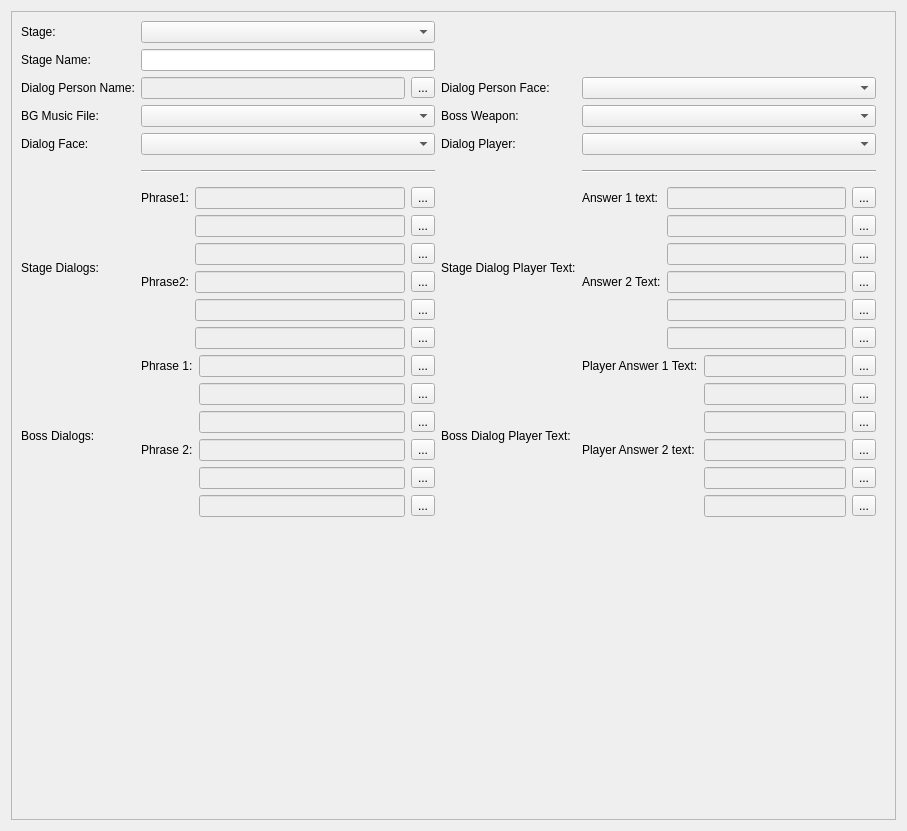
Qt form editor/mainwindow_tab/stage_edit.ui (protoman/rockbot) before a commit.
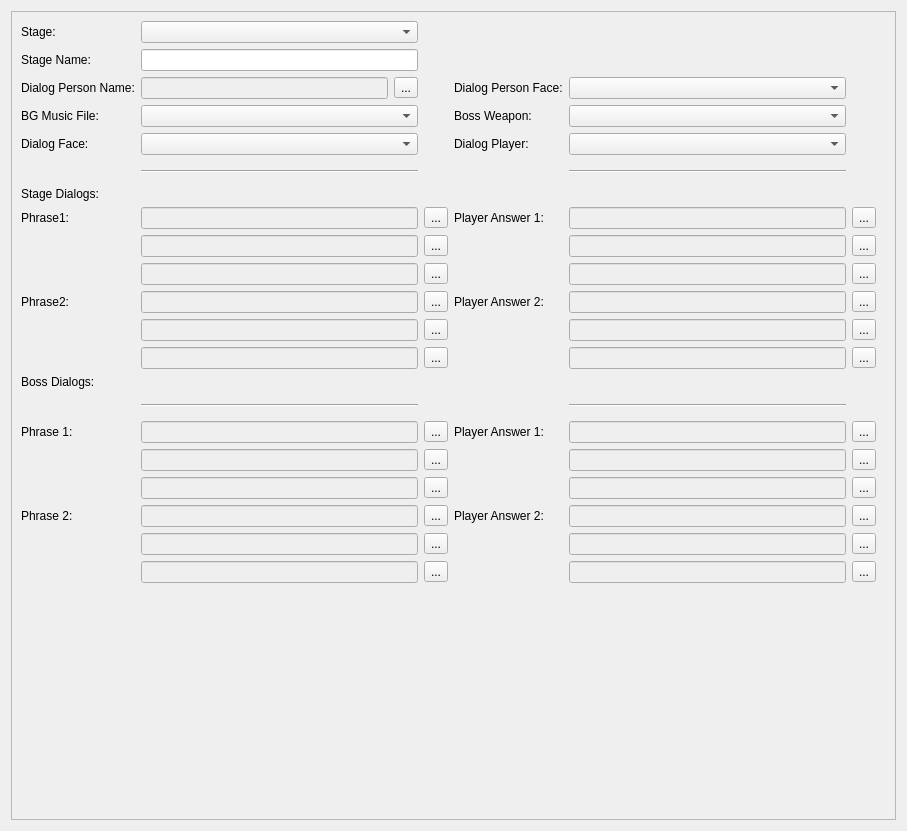
The same form after that commit.

Commit message: - fix missing player-number in dialogs string-ids - convert game to use string-ids for dialogs

What changed in the file:
```diff
--- a/editor/mainwindow_tab/stage_edit.ui
+++ b/editor/mainwindow_tab/stage_edit.ui
@@ -37,6 +37,337 @@
          <property name="bottomMargin">
           <number>10</number>
          </property>
+         <item row="11" column="2">
+          <widget class="QToolButton" name="phrase1_3_toolButton">
+           <property name="text">
+            <string>...</string>
+           </property>
+          </widget>
+         </item>
+         <item row="13" column="2">
+          <widget class="QToolButton" name="phrase2_2_toolButton">
+           <property name="text">
+            <string>...</string>
+           </property>
+          </widget>
+         </item>
+         <item row="11" column="1">
+          <widget class="QLineEdit" name="dialogs_line1_text3">
+           <property name="enabled">
+            <bool>false</bool>
+           </property>
+           <property name="maxLength">
+            <number>30</number>
+           </property>
+          </widget>
+         </item>
+         <item row="20" column="0">
+          <widget class="QLabel" name="label_24">
+           <property name="text">
+            <string>Phrase 2:</string>
+           </property>
+          </widget>
+         </item>
+         <item row="23" column="2">
+          <widget class="Line" name="line_4">
+           <property name="minimumSize">
+            <size>
+             <width>20</width>
+             <height>0</height>
+            </size>
+           </property>
+           <property name="orientation">
+            <enum>Qt::Vertical</enum>
+           </property>
+          </widget>
+         </item>
+         <item row="12" column="2">
+          <widget class="QToolButton" name="phrase2_1_toolButton">
+           <property name="text">
+            <string>...</string>
+           </property>
+          </widget>
+         </item>
+         <item row="18" column="2">
+          <widget class="QToolButton" name="boss_phrase1_2_toolButton">
+           <property name="text">
+            <string>...</string>
+           </property>
+          </widget>
+         </item>
+         <item row="8" column="0">
+          <widget class="QLabel" name="label_50">
+           <property name="text">
+            <string>Stage Dialogs:</string>
+           </property>
+          </widget>
+         </item>
+         <item row="11" column="5">
+          <widget class="QLineEdit" name="dialogs_answer1_text3">
+           <property name="enabled">
+            <bool>false</bool>
+           </property>
+           <property name="maxLength">
+            <number>30</number>
+           </property>
+          </widget>
+         </item>
+         <item row="9" column="6">
+          <widget class="QToolButton" name="answer1_1_toolButton">
+           <property name="text">
+            <string>...</string>
+           </property>
+          </widget>
+         </item>
+         <item row="15" column="0">
+          <widget class="QLabel" name="label_20">
+           <property name="text">
+            <string>Boss Dialogs:</string>
+           </property>
+          </widget>
+         </item>
+         <item row="17" column="1">
+          <widget class="QLineEdit" name="boss_dialog_text1_line1">
+           <property name="enabled">
+            <bool>false</bool>
+           </property>
+           <property name="maxLength">
+            <number>30</number>
+           </property>
+          </widget>
+         </item>
+         <item row="12" column="5">
+          <widget class="QLineEdit" name="dialogs_answer2_text1">
+           <property name="enabled">
+            <bool>false</bool>
+           </property>
+           <property name="maxLength">
+            <number>30</number>
+           </property>
+          </widget>
+         </item>
+         <item row="17" column="0">
+          <widget class="QLabel" name="label_21">
+           <property name="text">
+            <string>Phrase 1:</string>
+           </property>
+          </widget>
+         </item>
+         <item row="20" column="4">
+          <widget class="QLabel" name="label_2">
+           <property name="text">
+            <string>Player Answer 2:</string>
+           </property>
+          </widget>
+         </item>
+         <item row="21" column="5">
+          <widget class="QLineEdit" name="boss_dialog_answer2_line2">
+           <property name="enabled">
+            <bool>false</bool>
+           </property>
+           <property name="maxLength">
+            <number>30</number>
+           </property>
+          </widget>
+         </item>
+         <item row="12" column="1">
+          <widget class="QLineEdit" name="dialogs_line2_text1">
+           <property name="enabled">
+            <bool>false</bool>
+           </property>
+           <property name="maxLength">
+            <number>30</number>
+           </property>
+          </widget>
+         </item>
+         <item row="14" column="6">
+          <widget class="QToolButton" name="answer2_3_toolButton">
+           <property name="text">
+            <string>...</string>
+           </property>
+          </widget>
+         </item>
+         <item row="19" column="2">
+          <widget class="QToolButton" name="boss_phrase1_3_toolButton">
+           <property name="text">
+            <string>...</string>
+           </property>
+          </widget>
+         </item>
+         <item row="9" column="2">
+          <widget class="QToolButton" name="phrase1_1_toolButton">
+           <property name="text">
+            <string>...</string>
+           </property>
+          </widget>
+         </item>
+         <item row="9" column="1">
+          <widget class="QLineEdit" name="dialogs_line1_text1">
+           <property name="enabled">
+            <bool>false</bool>
+           </property>
+           <property name="maxLength">
+            <number>30</number>
+           </property>
+          </widget>
+         </item>
+         <item row="19" column="5">
+          <widget class="QLineEdit" name="boss_dialog_answer1_line3">
+           <property name="enabled">
+            <bool>false</bool>
+           </property>
+           <property name="maxLength">
+            <number>30</number>
+           </property>
+          </widget>
+         </item>
+         <item row="19" column="6">
+          <widget class="QToolButton" name="boss_answer1_3_toolButton">
+           <property name="text">
+            <string>...</string>
+           </property>
+          </widget>
+         </item>
+         <item row="14" column="1">
+          <widget class="QLineEdit" name="dialogs_line2_text3">
+           <property name="enabled">
+            <bool>false</bool>
+           </property>
+           <property name="maxLength">
+            <number>30</number>
+           </property>
+          </widget>
+         </item>
+         <item row="9" column="4">
+          <widget class="QLabel" name="label_55">
+           <property name="text">
+            <string>Player Answer 1:</string>
+           </property>
+          </widget>
+         </item>
+         <item row="10" column="2">
+          <widget class="QToolButton" name="phrase1_2_toolButton">
+           <property name="text">
+            <string>...</string>
+           </property>
+          </widget>
+         </item>
+         <item row="20" column="2">
+          <widget class="QToolButton" name="boss_phrase2_1_toolButton">
+           <property name="text">
+            <string>...</string>
+           </property>
+          </widget>
+         </item>
+         <item row="10" column="1">
+          <widget class="QLineEdit" name="dialogs_line1_text2">
+           <property name="enabled">
+            <bool>false</bool>
+           </property>
+           <property name="maxLength">
+            <number>30</number>
+           </property>
+          </widget>
+         </item>
+         <item row="14" column="5">
+          <widget class="QLineEdit" name="dialogs_answer2_text3">
+           <property name="enabled">
+            <bool>false</bool>
+           </property>
+           <property name="maxLength">
+            <number>30</number>
+           </property>
+          </widget>
+         </item>
+         <item row="10" column="6">
+          <widget class="QToolButton" name="answer1_2_toolButton">
+           <property name="text">
+            <string>...</string>
+           </property>
+          </widget>
+         </item>
+         <item row="9" column="5">
+          <widget class="QLineEdit" name="dialogs_answer1_text1">
+           <property name="enabled">
+            <bool>false</bool>
+           </property>
+           <property name="maxLength">
+            <number>30</number>
+           </property>
+          </widget>
+         </item>
+         <item row="12" column="4">
+          <widget class="QLabel" name="label_57">
+           <property name="text">
+            <string>Player Answer 2:</string>
+           </property>
+          </widget>
+         </item>
+         <item row="12" column="0">
+          <widget class="QLabel" name="label_5">
+           <property name="text">
+            <string>Phrase2:</string>
+           </property>
+          </widget>
+         </item>
+         <item row="11" column="6">
+          <widget class="QToolButton" name="answer1_3_toolButton">
+           <property name="text">
+            <string>...</string>
+           </property>
+          </widget>
+         </item>
+         <item row="13" column="1">
+          <widget class="QLineEdit" name="dialogs_line2_text2">
+           <property name="enabled">
+            <bool>false</bool>
+           </property>
+           <property name="maxLength">
+            <number>30</number>
+           </property>
+          </widget>
+         </item>
+         <item row="13" column="5">
+          <widget class="QLineEdit" name="dialogs_answer2_text2">
+           <property name="enabled">
+            <bool>false</bool>
+           </property>
+           <property name="maxLength">
+            <number>30</number>
+           </property>
+          </widget>
+         </item>
+         <item row="9" column="0">
+          <widget class="QLabel" name="label_51">
+           <property name="text">
+            <string>Phrase1:</string>
+           </property>
+          </widget>
+         </item>
+         <item row="17" column="5">
+          <widget class="QLineEdit" name="boss_dialog_answer1_line1">
+           <property name="enabled">
+            <bool>false</bool>
+           </property>
+           <property name="maxLength">
+            <number>30</number>
+           </property>
+          </widget>
+         </item>
+         <item row="14" column="2">
+          <widget class="QToolButton" name="phrase2_3_toolButton">
+           <property name="text">
+            <string>...</string>
+           </property>
+          </widget>
+         </item>
+         <item row="20" column="6">
+          <widget class="QToolButton" name="boss_answer2_1_toolButton">
+           <property name="text">
+            <string>...</string>
+           </property>
+          </widget>
+         </item>
          <item row="3" column="0">
           <widget class="QLabel" name="label_8">
            <property name="text">
@@ -64,249 +395,6 @@
          <item row="0" column="1">
           <widget class="QComboBox" name="stages_tab_stage_combo"/>
          </item>
-         <item row="5" column="5">
-          <widget class="QComboBox" name="stage_boss_weapon_combo"/>
-         </item>
-         <item row="9" column="1">
-          <layout class="QGridLayout" name="gridLayout_3">
-           <item row="5" column="1">
-            <widget class="QLineEdit" name="dialogs_line2_text2">
-             <property name="enabled">
-              <bool>false</bool>
-             </property>
-             <property name="maxLength">
-              <number>30</number>
-             </property>
-            </widget>
-           </item>
-           <item row="6" column="1">
-            <widget class="QLineEdit" name="dialogs_line2_text3">
-             <property name="enabled">
-              <bool>false</bool>
-             </property>
-             <property name="maxLength">
-              <number>30</number>
-             </property>
-            </widget>
-           </item>
-           <item row="4" column="0">
-            <widget class="QLabel" name="label_5">
-             <property name="text">
-              <string>Phrase2:</string>
-             </property>
-            </widget>
-           </item>
-           <item row="3" column="1">
-            <widget class="QLineEdit" name="dialogs_line1_text3">
-             <property name="enabled">
-              <bool>false</bool>
-             </property>
-             <property name="maxLength">
-              <number>30</number>
-             </property>
-            </widget>
-           </item>
-           <item row="4" column="1">
-            <widget class="QLineEdit" name="dialogs_line2_text1">
-             <property name="enabled">
-              <bool>false</bool>
-             </property>
-             <property name="maxLength">
-              <number>30</number>
-             </property>
-            </widget>
-           </item>
-           <item row="1" column="1">
-            <widget class="QLineEdit" name="dialogs_line1_text1">
-             <property name="enabled">
-              <bool>false</bool>
-             </property>
-             <property name="maxLength">
-              <number>30</number>
-             </property>
-            </widget>
-           </item>
-           <item row="2" column="1">
-            <widget class="QLineEdit" name="dialogs_line1_text2">
-             <property name="enabled">
-              <bool>false</bool>
-             </property>
-             <property name="maxLength">
-              <number>30</number>
-             </property>
-            </widget>
-           </item>
-           <item row="1" column="0">
-            <widget class="QLabel" name="label_51">
-             <property name="text">
-              <string>Phrase1:</string>
-             </property>
-            </widget>
-           </item>
-           <item row="1" column="2">
-            <widget class="QToolButton" name="phrase1_1_toolButton">
-             <property name="text">
-              <string>...</string>
-             </property>
-            </widget>
-           </item>
-           <item row="2" column="2">
-            <widget class="QToolButton" name="phrase1_2_toolButton">
-             <property name="text">
-              <string>...</string>
-             </property>
-            </widget>
-           </item>
-           <item row="3" column="2">
-            <widget class="QToolButton" name="phrase1_3_toolButton">
-             <property name="text">
-              <string>...</string>
-             </property>
-            </widget>
-           </item>
-           <item row="4" column="2">
-            <widget class="QToolButton" name="phrase2_1_toolButton">
-             <property name="text">
-              <string>...</string>
-             </property>
-            </widget>
-           </item>
-           <item row="5" column="2">
-            <widget class="QToolButton" name="phrase2_2_toolButton">
-             <property name="text">
-              <string>...</string>
-             </property>
-            </widget>
-           </item>
-           <item row="6" column="2">
-            <widget class="QToolButton" name="phrase2_3_toolButton">
-             <property name="text">
-              <string>...</string>
-             </property>
-            </widget>
-           </item>
-          </layout>
-         </item>
-         <item row="10" column="1">
-          <layout class="QGridLayout" name="gridLayout_5">
-           <item row="5" column="1">
-            <widget class="QLineEdit" name="boss_dialog_text2_line1">
-             <property name="enabled">
-              <bool>false</bool>
-             </property>
-             <property name="maxLength">
-              <number>30</number>
-             </property>
-            </widget>
-           </item>
-           <item row="3" column="1">
-            <widget class="QLineEdit" name="boss_dialog_text1_line3">
-             <property name="enabled">
-              <bool>false</bool>
-             </property>
-             <property name="maxLength">
-              <number>30</number>
-             </property>
-            </widget>
-           </item>
-           <item row="6" column="1">
-            <widget class="QLineEdit" name="boss_dialog_text2_line2">
-             <property name="enabled">
-              <bool>false</bool>
-             </property>
-             <property name="maxLength">
-              <number>30</number>
-             </property>
-            </widget>
-           </item>
-           <item row="2" column="1">
-            <widget class="QLineEdit" name="boss_dialog_text1_line2">
-             <property name="enabled">
-              <bool>false</bool>
-             </property>
-             <property name="maxLength">
-              <number>30</number>
-             </property>
-            </widget>
-           </item>
-           <item row="7" column="1">
-            <widget class="QLineEdit" name="boss_dialog_text2_line3">
-             <property name="enabled">
-              <bool>false</bool>
-             </property>
-             <property name="maxLength">
-              <number>30</number>
-             </property>
-            </widget>
-           </item>
-           <item row="1" column="1">
-            <widget class="QLineEdit" name="boss_dialog_text1_line1">
-             <property name="enabled">
-              <bool>false</bool>
-             </property>
-             <property name="maxLength">
-              <number>30</number>
-             </property>
-            </widget>
-           </item>
-           <item row="1" column="0">
-            <widget class="QLabel" name="label_21">
-             <property name="text">
-              <string>Phrase 1:</string>
-             </property>
-            </widget>
-           </item>
-           <item row="5" column="0">
-            <widget class="QLabel" name="label_24">
-             <property name="text">
-              <string>Phrase 2:</string>
-             </property>
-            </widget>
-           </item>
-           <item row="1" column="2">
-            <widget class="QToolButton" name="boss_phrase1_1_toolButton">
-             <property name="text">
-              <string>...</string>
-             </property>
-            </widget>
-           </item>
-           <item row="2" column="2">
-            <widget class="QToolButton" name="boss_phrase1_2_toolButton">
-             <property name="text">
-              <string>...</string>
-             </property>
-            </widget>
-           </item>
-           <item row="3" column="2">
-            <widget class="QToolButton" name="boss_phrase1_3_toolButton">
-             <property name="text">
-              <string>...</string>
-             </property>
-            </widget>
-           </item>
-           <item row="5" column="2">
-            <widget class="QToolButton" name="boss_phrase2_1_toolButton">
-             <property name="text">
-              <string>...</string>
-             </property>
-            </widget>
-           </item>
-           <item row="6" column="2">
-            <widget class="QToolButton" name="boss_phrase2_2_toolButton">
-             <property name="text">
-              <string>...</string>
-             </property>
-            </widget>
-           </item>
-           <item row="7" column="2">
-            <widget class="QToolButton" name="boss_phrase2_3_toolButton">
-             <property name="text">
-              <string>...</string>
-             </property>
-            </widget>
-           </item>
-          </layout>
-         </item>
          <item row="0" column="0">
           <widget class="QLabel" name="label_48">
            <property name="text">
@@ -314,6 +402,16 @@
            </property>
           </widget>
          </item>
+         <item row="5" column="5">
+          <widget class="QComboBox" name="stage_boss_weapon_combo"/>
+         </item>
+         <item row="5" column="4">
+          <widget class="QLabel" name="label_63">
+           <property name="text">
+            <string>Boss Weapon:</string>
+           </property>
+          </widget>
+         </item>
          <item row="3" column="5">
           <widget class="QComboBox" name="bossface_comboBox">
            <property name="iconSize">
@@ -324,27 +422,6 @@
            </property>
           </widget>
          </item>
-         <item row="5" column="4">
-          <widget class="QLabel" name="label_63">
-           <property name="text">
-            <string>Boss Weapon:</string>
-           </property>
-          </widget>
-         </item>
-         <item row="1" column="1">
-          <widget class="QLineEdit" name="stages_tab_stage_name_lineedit">
-           <property name="maxLength">
-            <number>30</number>
-           </property>
-          </widget>
-         </item>
-         <item row="10" column="0">
-          <widget class="QLabel" name="label_20">
-           <property name="text">
-            <string>Boss Dialogs:</string>
-           </property>
-          </widget>
-         </item>
          <item row="5" column="0">
           <widget class="QLabel" name="label_13">
            <property name="text">
@@ -352,7 +429,14 @@
            </property>
           </widget>
          </item>
-         <item row="11" column="0">
+         <item row="1" column="1">
+          <widget class="QLineEdit" name="stages_tab_stage_name_lineedit">
+           <property name="maxLength">
+            <number>30</number>
+           </property>
+          </widget>
+         </item>
+         <item row="24" column="0">
           <spacer name="verticalSpacer_2">
            <property name="orientation">
             <enum>Qt::Vertical</enum>
@@ -389,267 +473,6 @@
            </item>
           </layout>
          </item>
-         <item row="9" column="0">
-          <widget class="QLabel" name="label_50">
-           <property name="text">
-            <string>Stage Dialogs:</string>
-           </property>
-          </widget>
-         </item>
-         <item row="9" column="4">
-          <widget class="QLabel" name="label_3">
-           <property name="text">
-            <string>Stage Dialog Player Text:</string>
-           </property>
-          </widget>
-         </item>
-         <item row="10" column="5">
-          <layout class="QGridLayout" name="gridLayout_11">
-           <item row="5" column="1">
-            <widget class="QLineEdit" name="boss_dialog_answer2_line2">
-             <property name="enabled">
-              <bool>false</bool>
-             </property>
-             <property name="maxLength">
-              <number>30</number>
-             </property>
-            </widget>
-           </item>
-           <item row="2" column="1">
-            <widget class="QLineEdit" name="boss_dialog_answer1_line3">
-             <property name="enabled">
-              <bool>false</bool>
-             </property>
-             <property name="maxLength">
-              <number>30</number>
-             </property>
-            </widget>
-           </item>
-           <item row="1" column="1">
-            <widget class="QLineEdit" name="boss_dialog_answer1_line2">
-             <property name="enabled">
-              <bool>false</bool>
-             </property>
-             <property name="maxLength">
-              <number>30</number>
-             </property>
-            </widget>
-           </item>
-           <item row="0" column="1">
-            <widget class="QLineEdit" name="boss_dialog_answer1_line1">
-             <property name="enabled">
-              <bool>false</bool>
-             </property>
-             <property name="maxLength">
-              <number>30</number>
-             </property>
-            </widget>
-           </item>
-           <item row="4" column="1">
-            <widget class="QLineEdit" name="boss_dialog_answer2_line1">
-             <property name="enabled">
-              <bool>false</bool>
-             </property>
-             <property name="maxLength">
-              <number>30</number>
-             </property>
-            </widget>
-           </item>
-           <item row="0" column="0">
-            <widget class="QLabel" name="label">
-             <property name="text">
-              <string>Player Answer 1 Text:</string>
-             </property>
-            </widget>
-           </item>
-           <item row="4" column="0">
-            <widget class="QLabel" name="label_2">
-             <property name="text">
-              <string>Player Answer 2 text:</string>
-             </property>
-            </widget>
-           </item>
-           <item row="6" column="1">
-            <widget class="QLineEdit" name="boss_dialog_answer2_line3">
-             <property name="enabled">
-              <bool>false</bool>
-             </property>
-             <property name="maxLength">
-              <number>30</number>
-             </property>
-            </widget>
-           </item>
-           <item row="0" column="2">
-            <widget class="QToolButton" name="boss_answer1_1_toolButton">
-             <property name="text">
-              <string>...</string>
-             </property>
-            </widget>
-           </item>
-           <item row="1" column="2">
-            <widget class="QToolButton" name="boss_answer1_2_toolButton">
-             <property name="text">
-              <string>...</string>
-             </property>
-            </widget>
-           </item>
-           <item row="2" column="2">
-            <widget class="QToolButton" name="boss_answer1_3_toolButton">
-             <property name="text">
-              <string>...</string>
-             </property>
-            </widget>
-           </item>
-           <item row="4" column="2">
-            <widget class="QToolButton" name="boss_answer2_1_toolButton">
-             <property name="text">
-              <string>...</string>
-             </property>
-            </widget>
-           </item>
-           <item row="5" column="2">
-            <widget class="QToolButton" name="boss_answer2_2_toolButton">
-             <property name="text">
-              <string>...</string>
-             </property>
-            </widget>
-           </item>
-           <item row="6" column="2">
-            <widget class="QToolButton" name="boss_answer2_3_toolButton">
-             <property name="text">
-              <string>...</string>
-             </property>
-            </widget>
-           </item>
-          </layout>
-         </item>
-         <item row="9" column="5">
-          <layout class="QGridLayout" name="gridLayout_6">
-           <item row="3" column="2">
-            <widget class="QToolButton" name="answer1_2_toolButton">
-             <property name="text">
-              <string>...</string>
-             </property>
-            </widget>
-           </item>
-           <item row="1" column="2">
-            <widget class="QToolButton" name="answer1_1_toolButton">
-             <property name="text">
-              <string>...</string>
-             </property>
-            </widget>
-           </item>
-           <item row="1" column="0">
-            <widget class="QLabel" name="label_55">
-             <property name="text">
-              <string>Answer 1 text:</string>
-             </property>
-            </widget>
-           </item>
-           <item row="1" column="1">
-            <widget class="QLineEdit" name="dialogs_answer1_text1">
-             <property name="enabled">
-              <bool>false</bool>
-             </property>
-             <property name="maxLength">
-              <number>30</number>
-             </property>
-            </widget>
-           </item>
-           <item row="3" column="1">
-            <widget class="QLineEdit" name="dialogs_answer1_text2">
-             <property name="enabled">
-              <bool>false</bool>
-             </property>
-             <property name="maxLength">
-              <number>30</number>
-             </property>
-            </widget>
-           </item>
-           <item row="4" column="1">
-            <widget class="QLineEdit" name="dialogs_answer1_text3">
-             <property name="enabled">
-              <bool>false</bool>
-             </property>
-             <property name="maxLength">
-              <number>30</number>
-             </property>
-            </widget>
-           </item>
-           <item row="5" column="0">
-            <widget class="QLabel" name="label_57">
-             <property name="text">
-              <string>Answer 2 Text:</string>
-             </property>
-            </widget>
-           </item>
-           <item row="7" column="1">
-            <widget class="QLineEdit" name="dialogs_answer2_text3">
-             <property name="enabled">
-              <bool>false</bool>
-             </property>
-             <property name="maxLength">
-              <number>30</number>
-             </property>
-            </widget>
-           </item>
-           <item row="5" column="1">
-            <widget class="QLineEdit" name="dialogs_answer2_text1">
-             <property name="enabled">
-              <bool>false</bool>
-             </property>
-             <property name="maxLength">
-              <number>30</number>
-             </property>
-            </widget>
-           </item>
-           <item row="6" column="1">
-            <widget class="QLineEdit" name="dialogs_answer2_text2">
-             <property name="enabled">
-              <bool>false</bool>
-             </property>
-             <property name="maxLength">
-              <number>30</number>
-             </property>
-            </widget>
-           </item>
-           <item row="4" column="2">
-            <widget class="QToolButton" name="answer1_3_toolButton">
-             <property name="text">
-              <string>...</string>
-             </property>
-            </widget>
-           </item>
-           <item row="5" column="2">
-            <widget class="QToolButton" name="answer2_1_toolButton">
-             <property name="text">
-              <string>...</string>
-             </property>
-            </widget>
-           </item>
-           <item row="6" column="2">
-            <widget class="QToolButton" name="answer2_2_toolButton">
-             <property name="text">
-              <string>...</string>
-             </property>
-            </widget>
-           </item>
-           <item row="7" column="2">
-            <widget class="QToolButton" name="answer2_3_toolButton">
-             <property name="text">
-              <string>...</string>
-             </property>
-            </widget>
-           </item>
-          </layout>
-         </item>
-         <item row="6" column="0">
-          <widget class="QLabel" name="label_9">
-           <property name="text">
-            <string>Dialog Face:</string>
-           </property>
-          </widget>
-         </item>
          <item row="6" column="4">
           <widget class="QLabel" name="label_54">
            <property name="text">
@@ -657,6 +480,20 @@
            </property>
           </widget>
          </item>
+         <item row="6" column="0">
+          <widget class="QLabel" name="label_9">
+           <property name="text">
+            <string>Dialog Face:</string>
+           </property>
+          </widget>
+         </item>
+         <item row="17" column="4">
+          <widget class="QLabel" name="label">
+           <property name="text">
+            <string>Player Answer 1:</string>
+           </property>
+          </widget>
+         </item>
          <item row="7" column="1">
           <widget class="Line" name="line">
            <property name="minimumSize">
@@ -683,13 +520,6 @@
            </property>
           </widget>
          </item>
-         <item row="10" column="4">
-          <widget class="QLabel" name="label_4">
-           <property name="text">
-            <string>Boss Dialog Player Text:</string>
-           </property>
-          </widget>
-         </item>
          <item row="3" column="1">
           <layout class="QGridLayout" name="gridLayout_12">
            <property name="leftMargin">
@@ -714,6 +544,185 @@
            </item>
           </layout>
          </item>
+         <item row="21" column="1">
+          <widget class="QLineEdit" name="boss_dialog_text2_line2">
+           <property name="enabled">
+            <bool>false</bool>
+           </property>
+           <property name="maxLength">
+            <number>30</number>
+           </property>
+          </widget>
+         </item>
+         <item row="17" column="2">
+          <widget class="QToolButton" name="boss_phrase1_1_toolButton">
+           <property name="text">
+            <string>...</string>
+           </property>
+          </widget>
+         </item>
+         <item row="21" column="2">
+          <widget class="QToolButton" name="boss_phrase2_2_toolButton">
+           <property name="text">
+            <string>...</string>
+           </property>
+          </widget>
+         </item>
+         <item row="18" column="6">
+          <widget class="QToolButton" name="boss_answer1_2_toolButton">
+           <property name="text">
+            <string>...</string>
+           </property>
+          </widget>
+         </item>
+         <item row="19" column="1">
+          <widget class="QLineEdit" name="boss_dialog_text1_line3">
+           <property name="enabled">
+            <bool>false</bool>
+           </property>
+           <property name="maxLength">
+            <number>30</number>
+           </property>
+          </widget>
+         </item>
+         <item row="21" column="6">
+          <widget class="QToolButton" name="boss_answer2_2_toolButton">
+           <property name="text">
+            <string>...</string>
+           </property>
+          </widget>
+         </item>
+         <item row="18" column="1">
+          <widget class="QLineEdit" name="boss_dialog_text1_line2">
+           <property name="enabled">
+            <bool>false</bool>
+           </property>
+           <property name="maxLength">
+            <number>30</number>
+           </property>
+          </widget>
+         </item>
+         <item row="20" column="1">
+          <widget class="QLineEdit" name="boss_dialog_text2_line1">
+           <property name="enabled">
+            <bool>false</bool>
+           </property>
+           <property name="maxLength">
+            <number>30</number>
+           </property>
+          </widget>
+         </item>
+         <item row="13" column="6">
+          <widget class="QToolButton" name="answer2_2_toolButton">
+           <property name="text">
+            <string>...</string>
+           </property>
+          </widget>
+         </item>
+         <item row="22" column="6">
+          <widget class="QToolButton" name="boss_answer2_3_toolButton">
+           <property name="text">
+            <string>...</string>
+           </property>
+          </widget>
+         </item>
+         <item row="12" column="6">
+          <widget class="QToolButton" name="answer2_1_toolButton">
+           <property name="text">
+            <string>...</string>
+           </property>
+          </widget>
+         </item>
+         <item row="22" column="2">
+          <widget class="QToolButton" name="boss_phrase2_3_toolButton">
+           <property name="text">
+            <string>...</string>
+           </property>
+          </widget>
+         </item>
+         <item row="22" column="1">
+          <widget class="QLineEdit" name="boss_dialog_text2_line3">
+           <property name="enabled">
+            <bool>false</bool>
+           </property>
+           <property name="maxLength">
+            <number>30</number>
+           </property>
+          </widget>
+         </item>
+         <item row="10" column="5">
+          <widget class="QLineEdit" name="dialogs_answer1_text2">
+           <property name="enabled">
+            <bool>false</bool>
+           </property>
+           <property name="maxLength">
+            <number>30</number>
+           </property>
+          </widget>
+         </item>
+         <item row="22" column="5">
+          <widget class="QLineEdit" name="boss_dialog_answer2_line3">
+           <property name="enabled">
+            <bool>false</bool>
+           </property>
+           <property name="maxLength">
+            <number>30</number>
+           </property>
+          </widget>
+         </item>
+         <item row="20" column="5">
+          <widget class="QLineEdit" name="boss_dialog_answer2_line1">
+           <property name="enabled">
+            <bool>false</bool>
+           </property>
+           <property name="maxLength">
+            <number>30</number>
+           </property>
+          </widget>
+         </item>
+         <item row="18" column="5">
+          <widget class="QLineEdit" name="boss_dialog_answer1_line2">
+           <property name="enabled">
+            <bool>false</bool>
+           </property>
+           <property name="maxLength">
+            <number>30</number>
+           </property>
+          </widget>
+         </item>
+         <item row="17" column="6">
+          <widget class="QToolButton" name="boss_answer1_1_toolButton">
+           <property name="text">
+            <string>...</string>
+           </property>
+          </widget>
+         </item>
+         <item row="16" column="1">
+          <widget class="Line" name="line_3">
+           <property name="minimumSize">
+            <size>
+             <width>0</width>
+             <height>20</height>
+            </size>
+           </property>
+           <property name="orientation">
+            <enum>Qt::Horizontal</enum>
+           </property>
+          </widget>
+         </item>
+         <item row="16" column="5">
+          <widget class="Line" name="line_5">
+           <property name="minimumSize">
+            <size>
+             <width>0</width>
+             <height>20</height>
+            </size>
+           </property>
+           <property name="orientation">
+            <enum>Qt::Horizontal</enum>
+           </property>
+          </widget>
+         </item>
         </layout>
        </item>
       </layout>
```
The commit also changes 5 other files.
